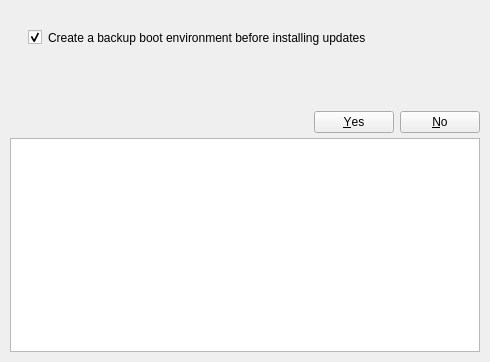
aarnt/octopkg, file ui/transactiondialog.ui: the form before one commit.
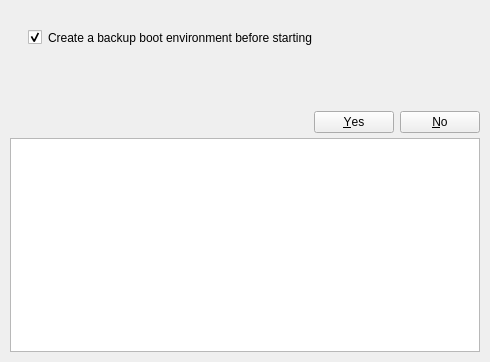
The form after the commit. Icons and pictures are not drawn.

Commit message: - Updated boot env msg.

Diff of the .ui file:
```diff
--- a/ui/transactiondialog.ui
+++ b/ui/transactiondialog.ui
@@ -66,7 +66,7 @@
       <string notr="true">padding-top: 6px; padding-left: 18px;</string>
      </property>
      <property name="text">
-      <string>Create a backup boot environment before installing updates</string>
+      <string>Create a backup boot environment before starting</string>
      </property>
      <property name="checked">
       <bool>true</bool>
```
